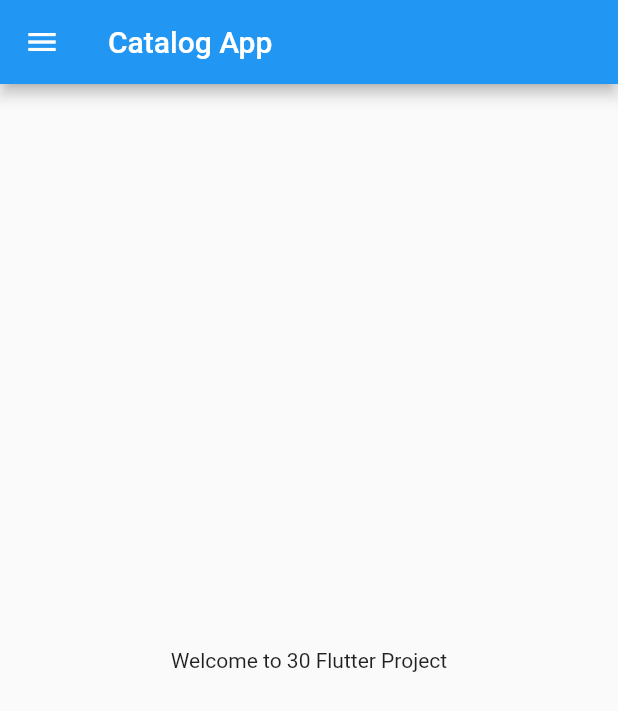
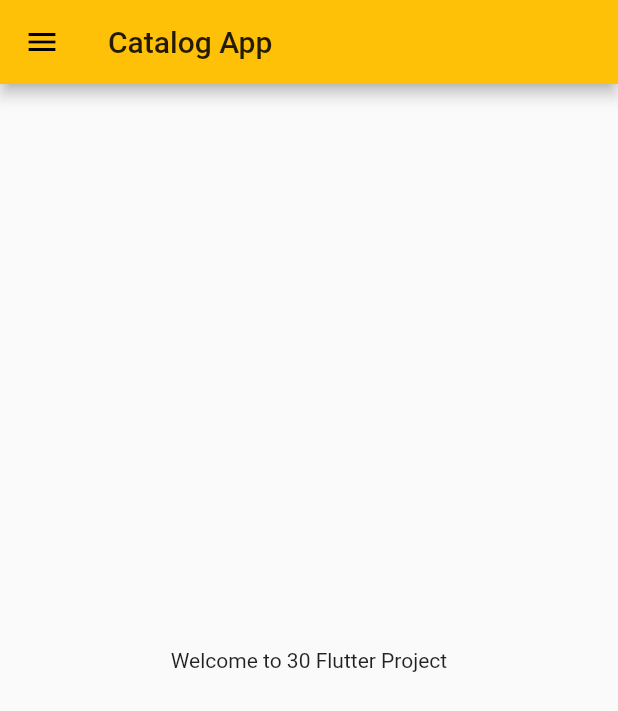
Before and after one commit to Hima29nshi/flutter_tutorial, a Flutter app: the screen it shows after launch, on a phone screen of 412 x 824 dp. Shown: the top 711 px of the screen. Run offline on Flutter 3.47's test engine with Material 2 defaults, Android fonts, the phone set to English and light mode, and no system bars.

Commit message:
day 3 completed

```diff
--- a/lib/main.dart
+++ b/lib/main.dart
@@ -1,5 +1,6 @@
 import 'package:flutter/material.dart';
-import 'package:project_1/home_page.dart';
+import 'package:project_1/pages/home_page.dart';
+import 'package:project_1/pages/login_page.dart';
 
 void main() {
   runApp(MyApp());
@@ -9,7 +10,15 @@ class MyApp extends StatelessWidget {
   @override
   Widget build(BuildContext context) {
     return MaterialApp(
-      home: Material(child: HomePage()),
+      themeMode: ThemeMode.light,
+      theme: ThemeData(primarySwatch: Colors.amber),
+      darkTheme: ThemeData(brightness: Brightness.dark),
+      initialRoute: '/home',
+      routes: {
+        '/': (context) => LoginPage(),
+        '/home': (context) => HomePage(),
+        '/login': (context) => LoginPage()
+      },
     );
   }
 }
```
Also changed, not shown: lib/pages/login_page.dart (added, +18 -0 lines), lib/pages/home_page.dart (renamed from lib/home_page.dart).
